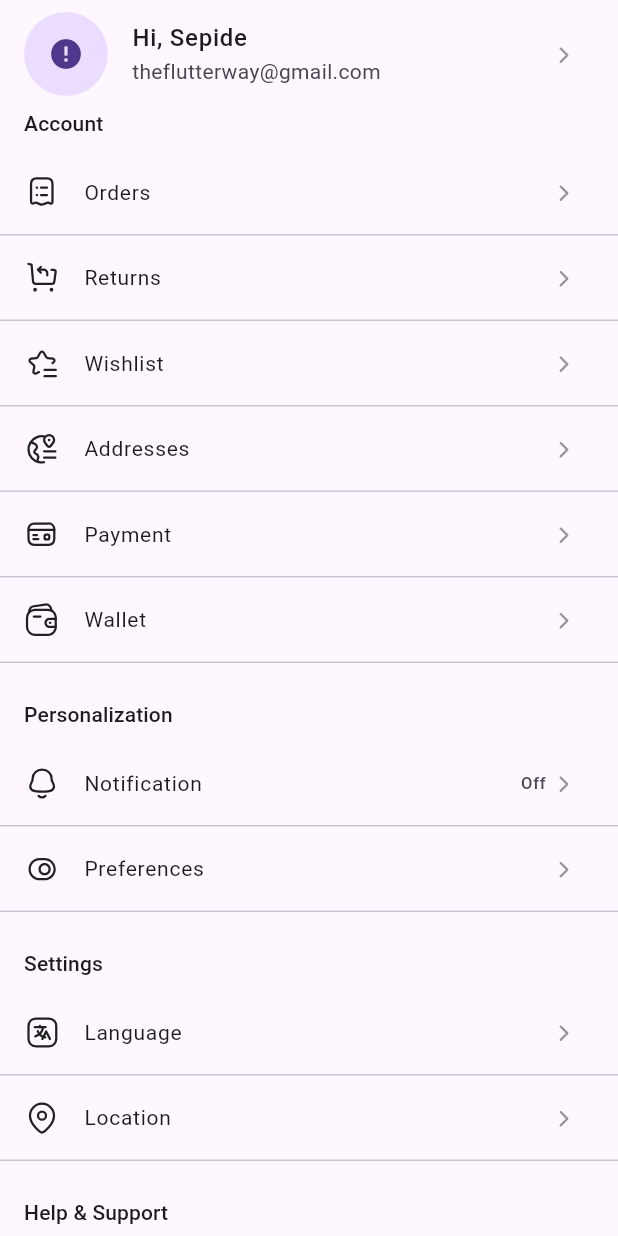
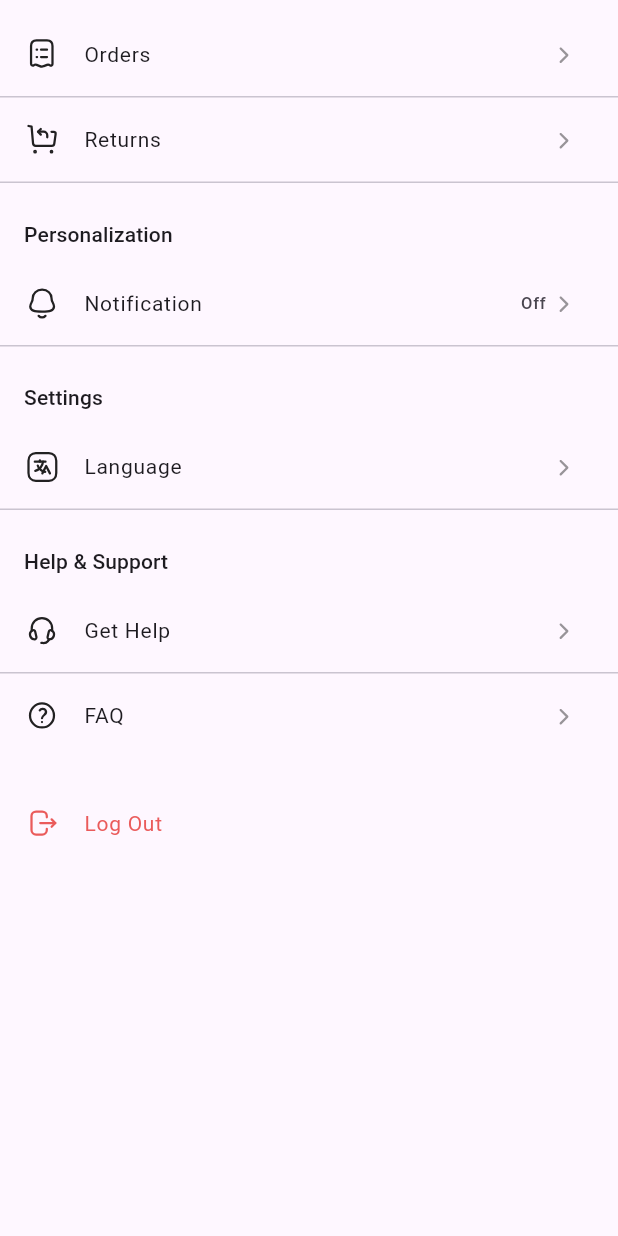
Before and after one commit to luthanhy/AppWedding, a Flutter app: the ProfileScreen screen opened directly, on a phone screen of 412 x 824 dp. Run offline on Flutter 3.47's test engine with Material 3 defaults, Android fonts, the phone set to English and light mode, and no system bars; drawn by our look-alikes of cached_network_image; our stand-ins replace flutter_svg; network calls fail.

Commit message:
fix luoonf

```diff
--- a/lib/main.dart
+++ b/lib/main.dart
@@ -16,7 +16,7 @@ class MyApp extends StatelessWidget {
         primarySwatch: Colors.blue,
       ),
       onGenerateRoute: router.generateRoute,
-      initialRoute: entryPointScreenRoute, // Sử dụng FTUE nếu cần
+      initialRoute: introductionAnimationScreenroute, // Sử dụng FTUE nếu cần
     );
   }
 }
--- a/lib/screen/FTUE/index.dart
+++ b/lib/screen/FTUE/index.dart
@@ -113,6 +113,6 @@ class _IntroductionAnimationScreenState
   }
 
   void _signUpClick() {
-    Navigator.pushNamed(context, signUpScreenRoute);
+    Navigator.pushNamed(context, entryPointScreenRoute);
   }
 }
--- a/lib/screen/HomePage/profile/views/profile_screen.dart
+++ b/lib/screen/HomePage/profile/views/profile_screen.dart
@@ -15,16 +15,16 @@ class ProfileScreen extends StatelessWidget {
     return Scaffold(
       body: ListView(
         children: [
-          ProfileCard(
-            name: "Sepide",
-            email: "theflutterway@gmail.com",
-            imageSrc: "https://i.imgur.com/IXnwbLk.png",
-            // proLableText: "Sliver",
-            // isPro: true, if the user is pro
-            press: () {
-              Navigator.pushNamed(context, userInfoScreenRoute);
-            },
-          ),
+          // ProfileCard(
+          //   name: "Sepide",
+          //   email: "theflutterway@gmail.com",
+          //   imageSrc: "https://i.imgur.com/IXnwbLk.png",
+          //   // proLableText: "Sliver",
+          //   // isPro: true, if the user is pro
+          //   press: () {
+          //     Navigator.pushNamed(context, userInfoScreenRoute);
+          //   },
+          // ),
           // Padding(
           //   padding: const EdgeInsets.symmetric(
           //       horizontal: defaultPadding, vertical: defaultPadding * 1.5),
@@ -38,13 +38,13 @@ class ProfileScreen extends StatelessWidget {
           //   ),
           // ),
 
-          Padding(
-            padding: const EdgeInsets.symmetric(horizontal: defaultPadding),
-            child: Text(
-              "Account",
-              style: Theme.of(context).textTheme.titleSmall,
-            ),
-          ),
+          // Padding(
+          //   padding: const EdgeInsets.symmetric(horizontal: defaultPadding),
+          //   child: Text(
+          //     "Account",
+          //     style: Theme.of(context).textTheme.titleSmall,
+          //   ),
+          // ),
           const SizedBox(height: defaultPadding / 2),
           ProfileMenuListTile(
             text: "Orders",
@@ -58,32 +58,7 @@ class ProfileScreen extends StatelessWidget {
             svgSrc: "assets/icons/Return.svg",
             press: () {},
           ),
-          ProfileMenuListTile(
-            text: "Wishlist",
-            svgSrc: "assets/icons/Wishlist.svg",
-            press: () {},
-          ),
-          ProfileMenuListTile(
-            text: "Addresses",
-            svgSrc: "assets/icons/Address.svg",
-            press: () {
-              // Navigator.pushNamed(context, addressesScreenRoute);
-            },
-          ),
-          ProfileMenuListTile(
-            text: "Payment",
-            svgSrc: "assets/icons/card.svg",
-            press: () {
-              // Navigator.pushNamed(context, emptyPaymentScreenRoute);
-            },
-          ),
-          ProfileMenuListTile(
-            text: "Wallet",
-            svgSrc: "assets/icons/Wallet.svg",
-            press: () {
-              // Navigator.pushNamed(context, walletScreenRoute);
-            },
-          ),
+
           const SizedBox(height: defaultPadding),
           Padding(
             padding: const EdgeInsets.symmetric(
@@ -101,13 +76,7 @@ class ProfileScreen extends StatelessWidget {
               // Navigator.pushNamed(context, enableNotificationScreenRoute);
             },
           ),
-          ProfileMenuListTile(
-            text: "Preferences",
-            svgSrc: "assets/icons/Preferences.svg",
-            press: () {
-              // Navigator.pushNamed(context, preferencesScreenRoute);
-            },
-          ),
+
           const SizedBox(height: defaultPadding),
           Padding(
             padding: const EdgeInsets.symmetric(
@@ -124,11 +93,11 @@ class ProfileScreen extends StatelessWidget {
               // Navigator.pushNamed(context, selectLanguageScreenRoute);
             },
           ),
-          ProfileMenuListTile(
-            text: "Location",
-            svgSrc: "assets/icons/Location.svg",
-            press: () {},
-          ),
+          // ProfileMenuListTile(
+          //   text: "Location",
+          //   svgSrc: "assets/icons/Location.svg",
+          //   press: () {},
+          // ),
           const SizedBox(height: defaultPadding),
           Padding(
             padding: const EdgeInsets.symmetric(
```
Also changed, not shown: lib/components/FTUE/centerButtonNext.dart (+19 -19 lines), lib/components/utils/product_availability_tag.dart (added, +32 -0 lines), lib/components/utils/product_image.dart (added, +100 -0 lines), lib/components/utils/product_info.dart (added, +74 -0 lines), lib/screen/HomePage/productDetail/index.dart (+14 -14 lines).
